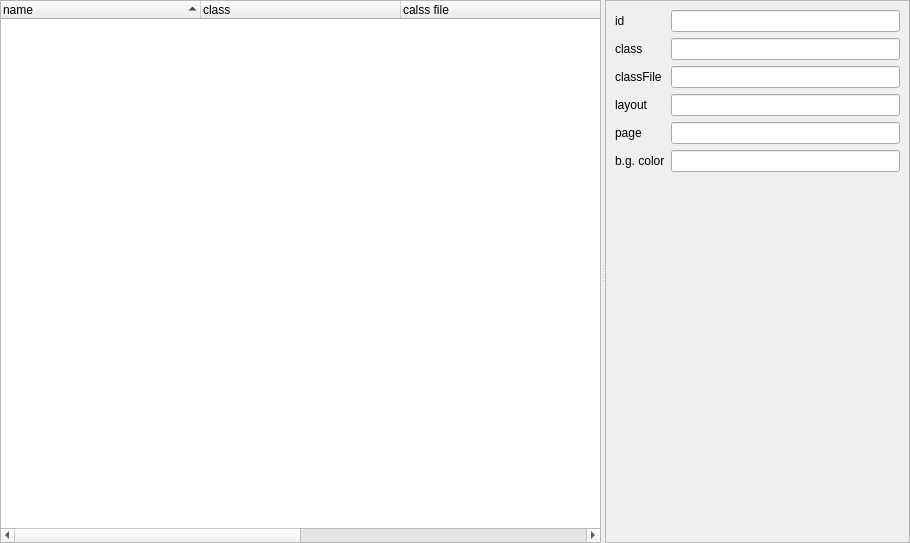
Old version of the form n_config_scene_widget.ui in the repository h13i32maru/navyjs-legacy2.
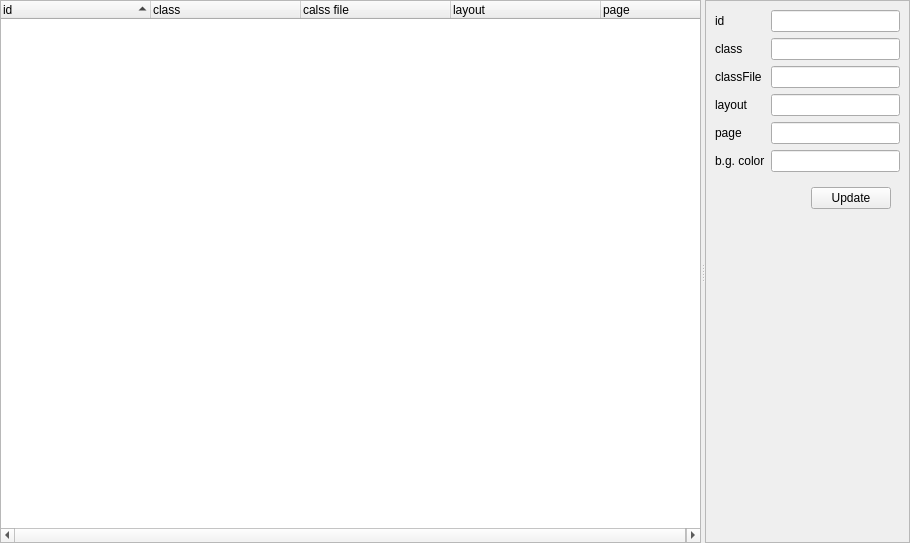
New version of the form.

Commit message: sceneのフォーム実装をしてる

The edit to the form file:
```diff
--- a/n_config_scene_widget.ui
+++ b/n_config_scene_widget.ui
@@ -40,7 +40,7 @@
       </property>
       <property name="minimumSize">
        <size>
-        <width>601</width>
+        <width>701</width>
         <height>0</height>
        </size>
       </property>
@@ -57,17 +57,17 @@
        <bool>true</bool>
       </property>
       <property name="columnCount">
-       <number>6</number>
+       <number>5</number>
       </property>
       <attribute name="headerDefaultSectionSize">
-       <number>200</number>
+       <number>150</number>
       </attribute>
       <attribute name="headerStretchLastSection">
        <bool>true</bool>
       </attribute>
       <column>
        <property name="text">
-        <string>name</string>
+        <string>id</string>
        </property>
       </column>
       <column>
@@ -90,11 +90,6 @@
         <string>page</string>
        </property>
       </column>
-      <column>
-       <property name="text">
-        <string>backgroundColor</string>
-       </property>
-      </column>
      </widget>
      <widget class="QFrame" name="frame_2">
       <property name="frameShape">
@@ -104,9 +99,6 @@
        <enum>QFrame::Raised</enum>
       </property>
       <layout class="QGridLayout" name="gridLayout">
-       <item row="1" column="1">
-        <widget class="QLineEdit" name="lineEdit_2"/>
-       </item>
        <item row="4" column="0">
         <widget class="QLabel" name="label_5">
          <property name="text">
@@ -123,8 +115,8 @@
        <item row="3" column="1">
         <widget class="QLineEdit" name="lineEdit_4"/>
        </item>
-       <item row="5" column="1">
-        <widget class="QLineEdit" name="lineEdit_6"/>
+       <item row="6" column="1">
+        <widget class="QLineEdit" name="backgroundColorEdit"/>
        </item>
        <item row="2" column="0">
         <widget class="QLabel" name="label_3">
@@ -140,7 +132,10 @@
          </property>
         </widget>
        </item>
-       <item row="5" column="0">
+       <item row="2" column="1">
+        <widget class="QLineEdit" name="classFileEdit"/>
+       </item>
+       <item row="6" column="0">
         <widget class="QLabel" name="label_6">
          <property name="text">
           <string>b.g. color</string>
@@ -154,9 +149,6 @@
          </property>
         </widget>
        </item>
-       <item row="2" column="1">
-        <widget class="QLineEdit" name="lineEdit_3"/>
-       </item>
        <item row="0" column="0">
         <widget class="QLabel" name="label">
          <property name="text">
@@ -164,7 +156,7 @@
          </property>
         </widget>
        </item>
-       <item row="6" column="0">
+       <item row="8" column="0">
         <spacer name="verticalSpacer">
          <property name="orientation">
           <enum>Qt::Vertical</enum>
@@ -177,6 +169,35 @@
          </property>
         </spacer>
        </item>
+       <item row="1" column="1">
+        <widget class="QLineEdit" name="classEdit"/>
+       </item>
+       <item row="7" column="1">
+        <widget class="QWidget" name="widget" native="true">
+         <layout class="QHBoxLayout" name="horizontalLayout_2">
+          <item>
+           <spacer name="horizontalSpacer">
+            <property name="orientation">
+             <enum>Qt::Horizontal</enum>
+            </property>
+            <property name="sizeHint" stdset="0">
+             <size>
+              <width>105</width>
+              <height>20</height>
+             </size>
+            </property>
+           </spacer>
+          </item>
+          <item>
+           <widget class="QPushButton" name="updateButton">
+            <property name="text">
+             <string>Update</string>
+            </property>
+           </widget>
+          </item>
+         </layout>
+        </widget>
+       </item>
       </layout>
      </widget>
     </widget>
```
Left out of the diff: 6 changed lines with no effect on the pictures. The commit also changes 4 other files.
